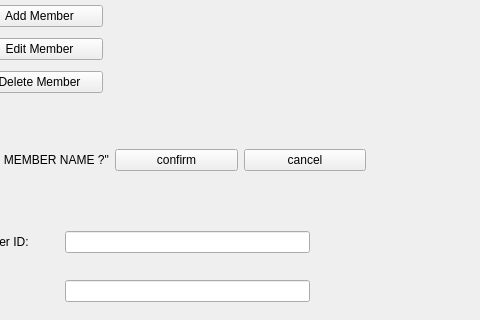
This is mainwindow.ui in Big-Dogs/Bulk-Club-Project as Qt 5 draws it before an edit; both pictures show x 654 to 1134 and y 150 to 470 of the 1280 by 720 pixel window. The edited form follows.
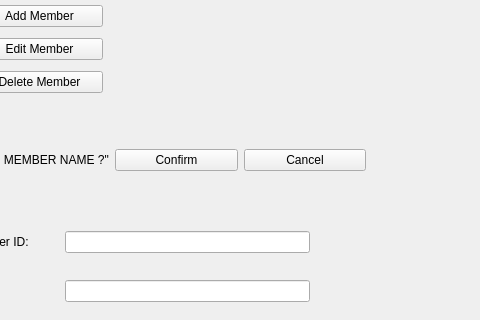
This is the edited form.

Commit message: capitalize the confirm and cancel buttons

The edit to the form file:
```diff
--- a/mainwindow.ui
+++ b/mainwindow.ui
@@ -683,14 +683,14 @@
          <item row="0" column="2">
           <widget class="QPushButton" name="pushButton_admin_canceldeletemember">
            <property name="text">
-            <string>cancel</string>
+            <string>Cancel</string>
            </property>
           </widget>
          </item>
          <item row="0" column="1">
           <widget class="QPushButton" name="pushButton_admin_confirmdeletemember">
            <property name="text">
-            <string>confirm</string>
+            <string>Confirm</string>
            </property>
           </widget>
          </item>
```
